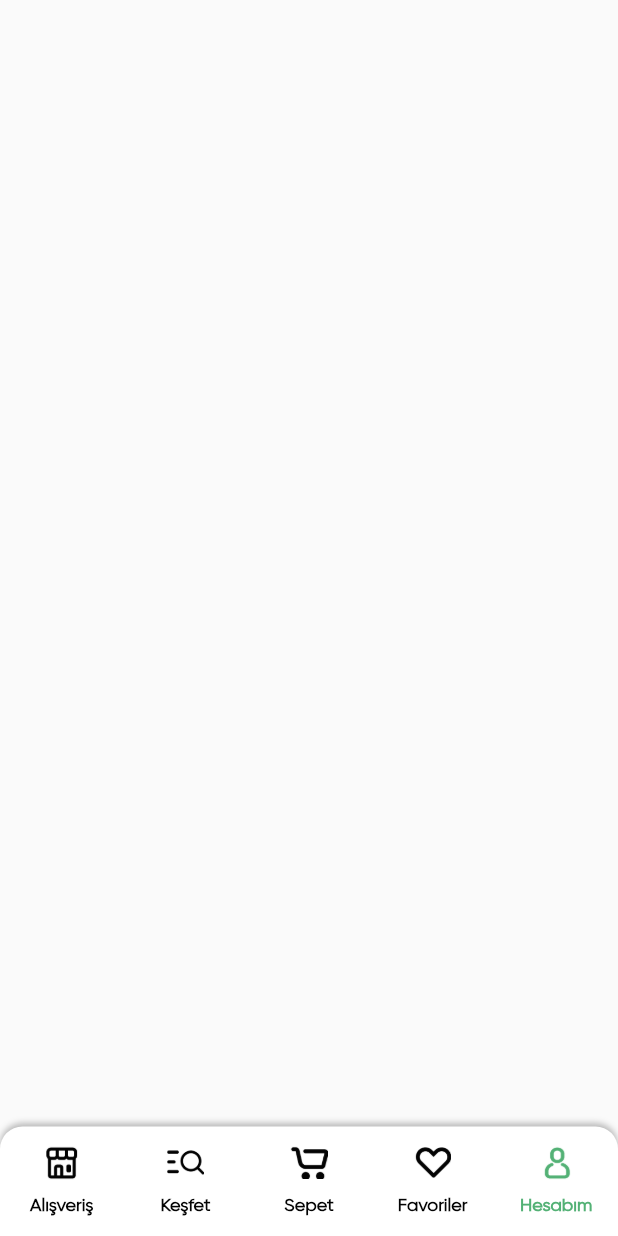
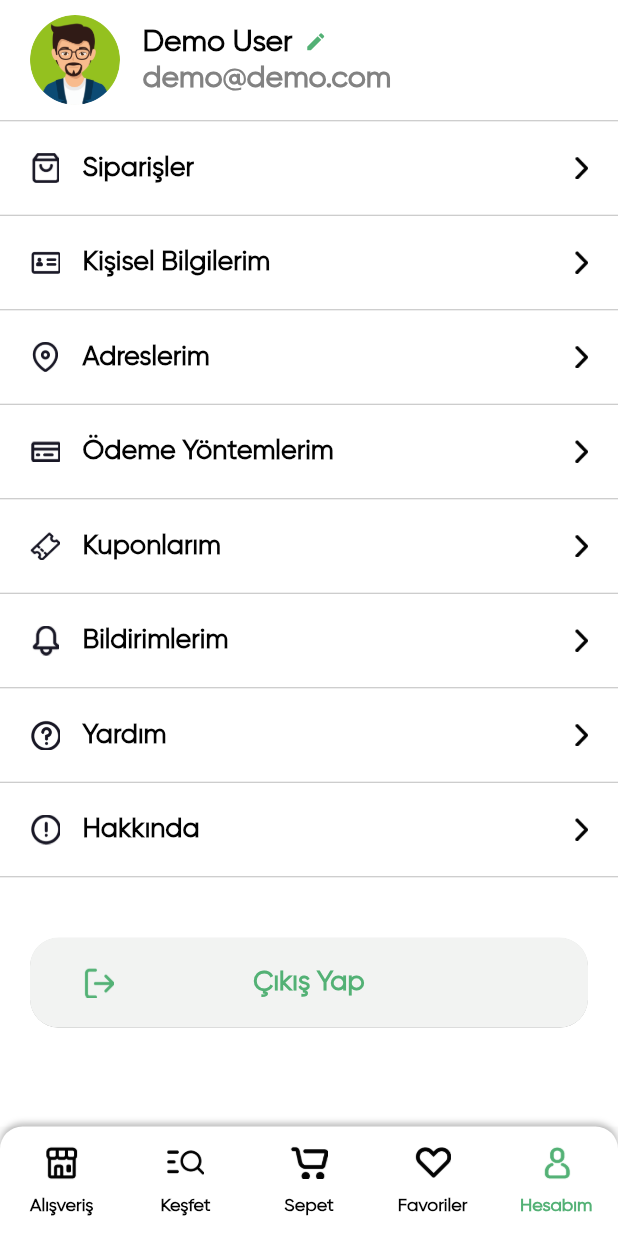
Before and after one commit to yusufakkobak34/flutter_groceries_app, a Flutter app: the screen it shows after launch, item 5 of the bottom bar chosen, on a phone screen of 412 x 824 dp. Run offline on Flutter 3.47's test engine with Material 2 defaults, Android fonts, the phone set to English and light mode, and no system bars; our stand-ins replace flutter_rating_bar; missing offline and left inert: fl_country_code_picker.

Commit message:
account section design ok.

```diff
--- /dev/null
+++ b/lib/common_widgets/account_row.dart
@@ -0,0 +1,64 @@
+import 'package:flutter/material.dart';
+
+import 'package:flutter_groceries_app/common/color/color_extension.dart';
+
+class AccountRow extends StatelessWidget {
+  final String title;
+  final String icon;
+  final VoidCallback onPressed;
+  const AccountRow({
+    Key? key,
+    required this.title,
+    required this.icon,
+    required this.onPressed,
+  }) : super(key: key);
+
+  @override
+  Widget build(BuildContext context) {
+    return Column(
+      mainAxisSize: MainAxisSize.min,
+      children: [
+        InkWell(
+          onTap: onPressed,
+          child: Padding(
+            padding: const EdgeInsets.symmetric(vertical: 20, horizontal: 20),
+            child: Row(
+              children: [
+                Image.asset(
+                  icon,
+                  width: 20,
+                  height: 20,
+                ),
+                const SizedBox(
+                  width: 15,
+                ),
+                Expanded(
+                    child: Text(
+                  title,
+                  textAlign: TextAlign.left,
+                  style: TextStyle(
+                    color: TColor.primaryText,
+                    fontSize: 18,
+                    fontWeight: FontWeight.w600,
+                  ),
+                )),
+                const SizedBox(
+                  width: 15,
+                ),
+                Image.asset(
+                  "assets/img/next.png",
+                  height: 15,
+                  color: TColor.primaryText,
+                )
+              ],
+            ),
+          ),
+        ),
+        const Divider(
+          color: Colors.black26,
+          height: 1,
+        ),
+      ],
+    );
+  }
+}
--- /dev/null
+++ b/lib/view/account/account_view.dart
@@ -0,0 +1,171 @@
+import 'package:flutter/material.dart';
+import 'package:flutter_groceries_app/common/color/color_extension.dart';
+import 'package:flutter_groceries_app/common_widgets/account_row.dart';
+
+class AccountView extends StatefulWidget {
+  const AccountView({super.key});
+
+  @override
+  State<AccountView> createState() => _AccountViewState();
+}
+
+class _AccountViewState extends State<AccountView> {
+  @override
+  Widget build(BuildContext context) {
+    return Scaffold(
+      backgroundColor: Colors.white,
+      body: SingleChildScrollView(
+        child: SafeArea(
+          child: Column(
+            children: [
+              Padding(
+                padding:
+                    const EdgeInsets.symmetric(vertical: 10, horizontal: 20),
+                child: Row(
+                  children: [
+                    ClipRRect(
+                      borderRadius: BorderRadius.circular(35),
+                      child: Image.asset(
+                        "assets/img/u1.png",
+                        width: 60,
+                        height: 60,
+                      ),
+                    ),
+                    const SizedBox(
+                      width: 15,
+                    ),
+                    Expanded(
+                      child: Column(
+                        crossAxisAlignment: CrossAxisAlignment.start,
+                        children: [
+                          Row(
+                            children: [
+                              Text(
+                                "Demo User",
+                                style: TextStyle(
+                                  color: TColor.primaryText,
+                                  fontSize: 20,
+                                  fontWeight: FontWeight.w700,
+                                ),
+                              ),
+                              const SizedBox(
+                                width: 8,
+                              ),
+                              Icon(
+                                Icons.edit,
+                                color: TColor.primary,
+                                size: 15,
+                              )
+                            ],
+                          ),
+                          Text(
+                            "demo@demo.com",
+                            style: TextStyle(
+                              color: TColor.secondaryText,
+                              fontSize: 20,
+                              fontWeight: FontWeight.w700,
+                            ),
+                          ),
+                        ],
+                      ),
+                    )
+                  ],
+                ),
+              ),
+              const Divider(
+                color: Colors.black26,
+                height: 1,
+              ),
+              AccountRow(
+                title: "Siparişler",
+                icon: "assets/img/a_order.png",
+                onPressed: () {},
+              ),
+              AccountRow(
+                title: "Kişisel Bilgilerim",
+                icon: "assets/img/a_my_detail.png",
+                onPressed: () {},
+              ),
+              AccountRow(
+                title: "Adreslerim",
+                icon: "assets/img/a_delivery_address.png",
+                onPressed: () {},
+              ),
+              AccountRow(
+                title: "Ödeme Yöntemlerim",
+                icon: "assets/img/paymenth_methods.png",
+                onPressed: () {},
+              ),
+              AccountRow(
+                title: "Kuponlarım",
+                icon: "assets/img/a_promocode.png",
+                onPressed: () {},
+              ),
+              AccountRow(
+                title: "Bildirimlerim",
+                icon: "assets/img/a_noitification.png",
+                onPressed: () {},
+              ),
+              AccountRow(
+                title: "Yardım",
+                icon: "assets/img/a_help.png",
+                onPressed: () {},
+              ),
+              AccountRow(
+                title: "Hakkında",
+                icon: "assets/img/a_about.png",
+                onPressed: () {},
+              ),
+              const SizedBox(
+                height: 20,
+              ),
+              Padding(
+                padding: const EdgeInsets.all(20.0),
+                child: Column(
+                  mainAxisAlignment: MainAxisAlignment.end,
+                  children: [
+                    MaterialButton(
+                      onPressed: () {},
+                      height: 60,
+                      shape: RoundedRectangleBorder(
+                          borderRadius: BorderRadius.circular(19)),
+                      minWidth: double.maxFinite,
+                      elevation: 0.1,
+                      color: const Color(0xffF2F3F2),
+                      child: Stack(
+                        alignment: Alignment.centerLeft,
+                        children: [
+                          Row(
+                            mainAxisAlignment: MainAxisAlignment.center,
+                            children: [
+                              Text(
+                                "Çıkış Yap",
+                                style: TextStyle(
+                                  color: TColor.primary,
+                                  fontSize: 18,
+                                  fontWeight: FontWeight.w600,
+                                ),
+                              ),
+                            ],
+                          ),
+                          Container(
+                              padding:
+                                  const EdgeInsets.symmetric(horizontal: 20),
+                              child: Image.asset(
+                                "assets/img/logout.png",
+                                width: 20,
+                                height: 20,
+                              )),
+                        ],
+                      ),
+                    ),
+                  ],
+                ),
+              ),
+            ],
+          ),
+        ),
+      ),
+    );
+  }
+}
--- a/lib/view/maintab_view/main_tab_view.dart
+++ b/lib/view/maintab_view/main_tab_view.dart
@@ -1,5 +1,6 @@
 import 'package:flutter/material.dart';
 import 'package:flutter_groceries_app/common/color/color_extension.dart';
+import 'package:flutter_groceries_app/view/account/account_view.dart';
 import 'package:flutter_groceries_app/view/explore/explore_view.dart';
 import 'package:flutter_groceries_app/view/favourite/favourite_view.dart';
 import 'package:flutter_groceries_app/view/home/home_view.dart';
@@ -38,12 +39,12 @@ class _MainTabViewState extends State<MainTabView>
     return Scaffold(
       body: TabBarView(
         controller: controller,
-        children: [
-          const HomeView(),
-          const ExploreView(),
-          const MyCartView(),
-          const FavouriteView(),
-          Container(),
+        children: const [
+          HomeView(),
+          ExploreView(),
+          MyCartView(),
+          FavouriteView(),
+          AccountView(),
         ],
       ),
       bottomNavigationBar: Container(
--- a/lib/view/my_cart/my_cart_view.dart
+++ b/lib/view/my_cart/my_cart_view.dart
@@ -126,7 +126,7 @@ class _MyCartViewState extends State<MyCartView> {
                 ),
               ],
             ),
-          )
+          ),
         ],
       ),
     );
```
